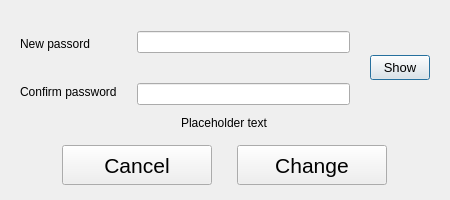
Above: updatepassword.ui from someretical/TheoreticalDiary before the change. Below: the same form after it.
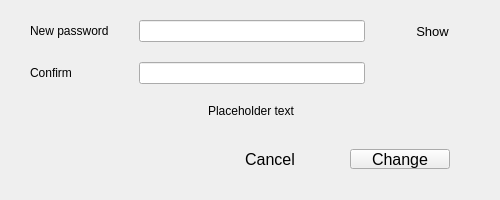
That is the form after the change.

The edit to the form file:
```diff
--- a/updatepassword.ui
+++ b/updatepassword.ui
@@ -6,7 +6,7 @@
    <rect>
     <x>0</x>
     <y>0</y>
-    <width>450</width>
+    <width>500</width>
     <height>200</height>
    </rect>
   </property>
@@ -36,123 +36,20 @@
     <number>15</number>
    </property>
    <item>
-    <layout class="QHBoxLayout" name="horizontalLayout_2">
-     <property name="spacing">
-      <number>0</number>
-     </property>
+    <layout class="QGridLayout" name="gridLayout">
      <property name="leftMargin">
-      <number>20</number>
+      <number>30</number>
      </property>
      <property name="rightMargin">
+      <number>30</number>
+     </property>
+     <property name="horizontalSpacing">
+      <number>30</number>
+     </property>
+     <property name="verticalSpacing">
       <number>20</number>
      </property>
-     <item>
-      <layout class="QVBoxLayout" name="verticalLayout_4">
-       <property name="spacing">
-        <number>0</number>
-       </property>
-       <property name="rightMargin">
-        <number>0</number>
-       </property>
-       <item alignment="Qt::AlignLeft|Qt::AlignVCenter">
-        <widget class="QLabel" name="label">
-         <property name="text">
-          <string>New passord</string>
-         </property>
-        </widget>
-       </item>
-       <item alignment="Qt::AlignLeft|Qt::AlignVCenter">
-        <widget class="QLabel" name="label_2">
-         <property name="text">
-          <string>Confirm password</string>
-         </property>
-        </widget>
-       </item>
-      </layout>
-     </item>
-     <item>
-      <spacer name="verticalSpacer">
-       <property name="orientation">
-        <enum>Qt::Vertical</enum>
-       </property>
-       <property name="sizeHint" stdset="0">
-        <size>
-         <width>0</width>
-         <height>40</height>
-        </size>
-       </property>
-      </spacer>
-     </item>
-     <item>
-      <spacer name="horizontalSpacer_2">
-       <property name="orientation">
-        <enum>Qt::Horizontal</enum>
-       </property>
-       <property name="sizeType">
-        <enum>QSizePolicy::Fixed</enum>
-       </property>
-       <property name="sizeHint" stdset="0">
-        <size>
-         <width>20</width>
-         <height>20</height>
-        </size>
-       </property>
-      </spacer>
-     </item>
-     <item>
-      <layout class="QVBoxLayout" name="verticalLayout_2">
-       <property name="spacing">
-        <number>0</number>
-       </property>
-       <item alignment="Qt::AlignVCenter">
-        <widget class="QLineEdit" name="first_password">
-         <property name="echoMode">
-          <enum>QLineEdit::Password</enum>
-         </property>
-        </widget>
-       </item>
-       <item>
-        <spacer name="verticalSpacer_2">
-         <property name="orientation">
-          <enum>Qt::Vertical</enum>
-         </property>
-         <property name="sizeType">
-          <enum>QSizePolicy::Fixed</enum>
-         </property>
-         <property name="sizeHint" stdset="0">
-          <size>
-           <width>20</width>
-           <height>8</height>
-          </size>
-         </property>
-        </spacer>
-       </item>
-       <item alignment="Qt::AlignVCenter">
-        <widget class="QLineEdit" name="second_password">
-         <property name="echoMode">
-          <enum>QLineEdit::Password</enum>
-         </property>
-        </widget>
-       </item>
-      </layout>
-     </item>
-     <item>
-      <spacer name="horizontalSpacer">
-       <property name="orientation">
-        <enum>Qt::Horizontal</enum>
-       </property>
-       <property name="sizeType">
-        <enum>QSizePolicy::Fixed</enum>
-       </property>
-       <property name="sizeHint" stdset="0">
-        <size>
-         <width>20</width>
-         <height>20</height>
-        </size>
-       </property>
-      </spacer>
-     </item>
-     <item>
+     <item row="0" column="2">
       <layout class="QVBoxLayout" name="verticalLayout_5">
        <property name="spacing">
         <number>0</number>
@@ -170,14 +67,14 @@
          </property>
          <property name="minimumSize">
           <size>
-           <width>60</width>
-           <height>25</height>
+           <width>75</width>
+           <height>20</height>
           </size>
          </property>
          <property name="maximumSize">
           <size>
-           <width>60</width>
-           <height>25</height>
+           <width>75</width>
+           <height>20</height>
           </size>
          </property>
          <property name="font">
@@ -188,28 +85,59 @@
          <property name="text">
           <string>Show</string>
          </property>
+         <property name="flat">
+          <bool>true</bool>
+         </property>
         </widget>
        </item>
       </layout>
      </item>
+     <item row="0" column="0">
+      <widget class="QLabel" name="label">
+       <property name="text">
+        <string>New password</string>
+       </property>
+      </widget>
+     </item>
+     <item row="1" column="1">
+      <widget class="QLineEdit" name="second_password">
+       <property name="echoMode">
+        <enum>QLineEdit::Password</enum>
+       </property>
+      </widget>
+     </item>
+     <item row="1" column="0">
+      <widget class="QLabel" name="label_2">
+       <property name="text">
+        <string>Confirm</string>
+       </property>
+      </widget>
+     </item>
+     <item row="0" column="1">
+      <widget class="QLineEdit" name="first_password">
+       <property name="echoMode">
+        <enum>QLineEdit::Password</enum>
+       </property>
+      </widget>
+     </item>
+     <item row="2" column="1" alignment="Qt::AlignHCenter|Qt::AlignBottom">
+      <widget class="QLabel" name="alert_text">
+       <property name="font">
+        <font>
+         <pointsize>9</pointsize>
+        </font>
+       </property>
+       <property name="text">
+        <string>Placeholder text</string>
+       </property>
+      </widget>
+     </item>
     </layout>
    </item>
-   <item alignment="Qt::AlignHCenter|Qt::AlignVCenter">
-    <widget class="QLabel" name="alert_text">
-     <property name="font">
-      <font>
-       <pointsize>9</pointsize>
-      </font>
-     </property>
-     <property name="text">
-      <string>Placeholder text</string>
-     </property>
-    </widget>
-   </item>
    <item>
     <layout class="QHBoxLayout" name="horizontalLayout">
      <property name="spacing">
-      <number>0</number>
+      <number>30</number>
      </property>
      <property name="leftMargin">
       <number>50</number>
@@ -223,6 +151,19 @@
      <property name="bottomMargin">
       <number>0</number>
      </property>
+     <item>
+      <spacer name="horizontalSpacer_3">
+       <property name="orientation">
+        <enum>Qt::Horizontal</enum>
+       </property>
+       <property name="sizeHint" stdset="0">
+        <size>
+         <width>40</width>
+         <height>20</height>
+        </size>
+       </property>
+      </spacer>
+     </item>
      <item alignment="Qt::AlignHCenter|Qt::AlignVCenter">
       <widget class="QPushButton" name="cancel_button">
        <property name="sizePolicy">
@@ -233,18 +174,27 @@
        </property>
        <property name="minimumSize">
         <size>
-         <width>150</width>
-         <height>40</height>
+         <width>100</width>
+         <height>20</height>
+        </size>
+       </property>
+       <property name="maximumSize">
+        <size>
+         <width>100</width>
+         <height>20</height>
         </size>
        </property>
        <property name="font">
         <font>
-         <pointsize>16</pointsize>
+         <pointsize>12</pointsize>
         </font>
        </property>
        <property name="text">
         <string>Cancel</string>
        </property>
+       <property name="flat">
+        <bool>true</bool>
+       </property>
       </widget>
      </item>
      <item alignment="Qt::AlignHCenter|Qt::AlignVCenter">
@@ -257,13 +207,19 @@
        </property>
        <property name="minimumSize">
         <size>
-         <width>150</width>
-         <height>40</height>
+         <width>100</width>
+         <height>20</height>
+        </size>
+       </property>
+       <property name="maximumSize">
+        <size>
+         <width>100</width>
+         <height>20</height>
         </size>
        </property>
        <property name="font">
         <font>
-         <pointsize>16</pointsize>
+         <pointsize>12</pointsize>
         </font>
        </property>
        <property name="text">
```
